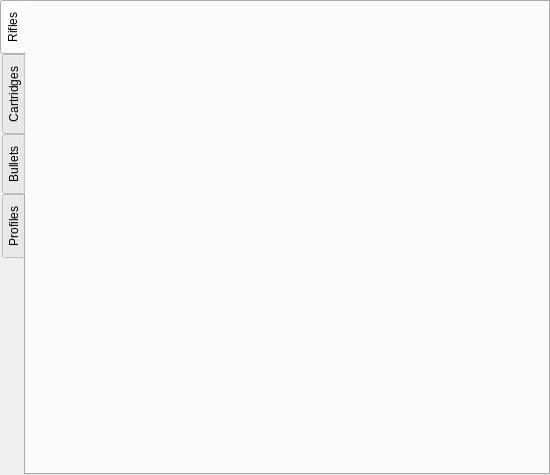
The window that ui_templates/catalog_selector.ui (o-murphy/archer_ballistics_constructor) describes before a commit, drawn with Qt 5.
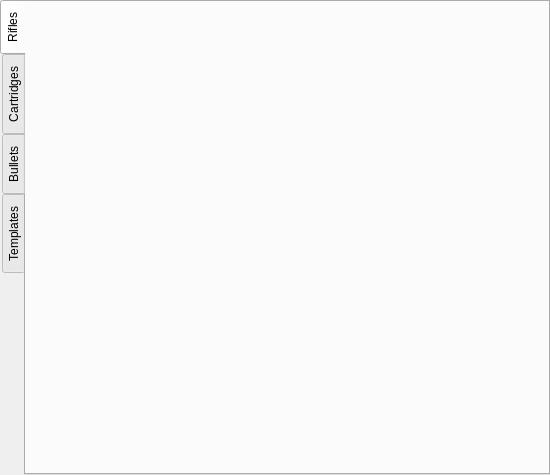
The same window after the commit.

```diff
--- a/ui_templates/catalog_selector.ui
+++ b/ui_templates/catalog_selector.ui
@@ -72,7 +72,7 @@
      </widget>
      <widget class="QWidget" name="profiles">
       <attribute name="title">
-       <string>Profiles</string>
+       <string>Templates</string>
       </attribute>
      </widget>
     </widget>
```
Left out of the diff: 2 changed lines with no effect on the pictures.
